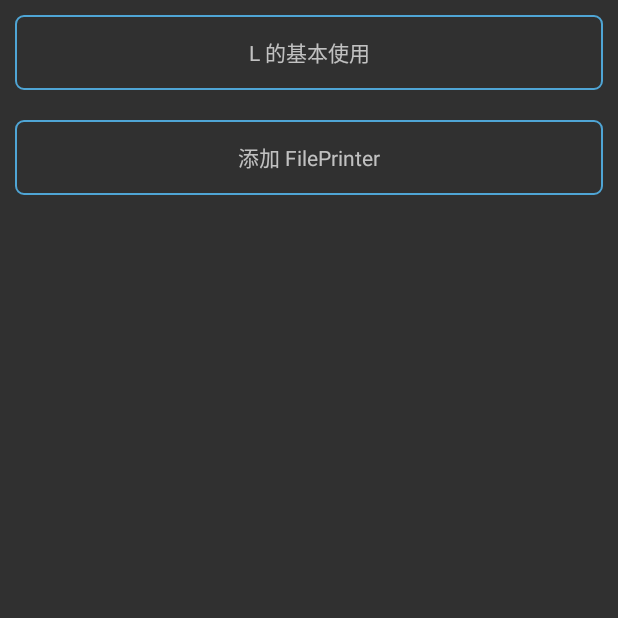
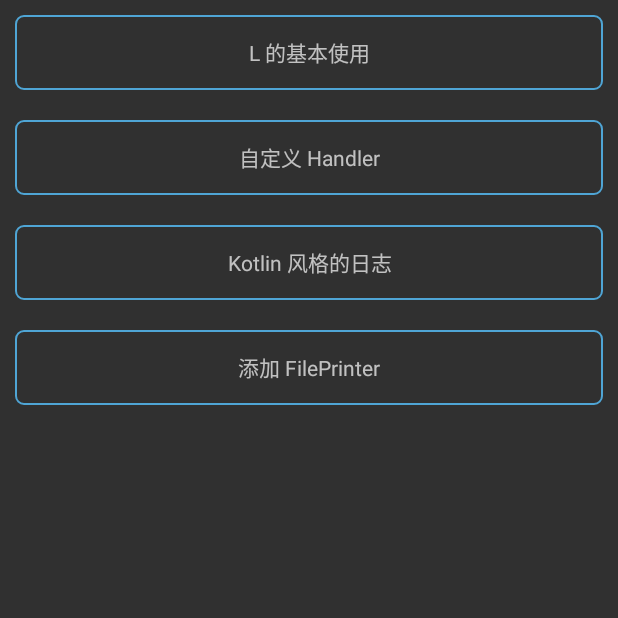
Before and after one commit to fengzhizi715/SAF-Kotlin-log, an Android app: the screen it shows after launch (MainActivity), on a phone screen of 412 x 824 dp, the top half of it. Run offline under Robolectric (Android 15) with nearby library versions, the phone set to English and light mode, and no system bars.

Commit message:
update demo app

```diff
--- a/app/src/main/java/cn/salesuite/saf/kotlin/MainActivity.kt
+++ b/app/src/main/java/cn/salesuite/saf/kotlin/MainActivity.kt
@@ -27,6 +27,18 @@ class MainActivity : Activity() {
             startActivity(intent)
         }
 
+        text2.setOnClickListener {
+
+            val intent = Intent(this@MainActivity,CustomerHandlerActivity::class.java)
+            startActivity(intent)
+        }
+
+        text3.setOnClickListener {
+
+            val intent = Intent(this@MainActivity,KotlinStyleActivity::class.java)
+            startActivity(intent)
+        }
+
         //        int permissionCheck = ContextCompat.checkSelfPermission(this,
         //                Manifest.permission.WRITE_EXTERNAL_STORAGE);
         //        if (permissionCheck != PackageManager.PERMISSION_GRANTED) {
--- a/app/src/main/res/layout/activity_main.xml
+++ b/app/src/main/res/layout/activity_main.xml
@@ -20,6 +20,24 @@
         android:layout_margin="10dp"
         android:background="@drawable/textview_border"
         android:gravity="center"
+        android:text="自定义 Handler"/>
+
+    <TextView
+        android:id="@+id/text3"
+        android:layout_width="match_parent"
+        android:layout_height="50dp"
+        android:layout_margin="10dp"
+        android:background="@drawable/textview_border"
+        android:gravity="center"
+        android:text="Kotlin 风格的日志"/>
+
+    <TextView
+        android:id="@+id/text4"
+        android:layout_width="match_parent"
+        android:layout_height="50dp"
+        android:layout_margin="10dp"
+        android:background="@drawable/textview_border"
+        android:gravity="center"
         android:text="添加 FilePrinter"/>
 
 </LinearLayout>
```
Also changed, not shown: app/src/main/AndroidManifest.xml (+10 -0 lines), app/src/main/java/cn/salesuite/saf/kotlin/BasicActivity.kt (+5 -9 lines), app/src/main/java/cn/salesuite/saf/kotlin/CustomerHandlerActivity.kt (added, +28 -0 lines), app/src/main/java/cn/salesuite/saf/kotlin/KotlinStyleActivity.kt (added, +33 -0 lines).
